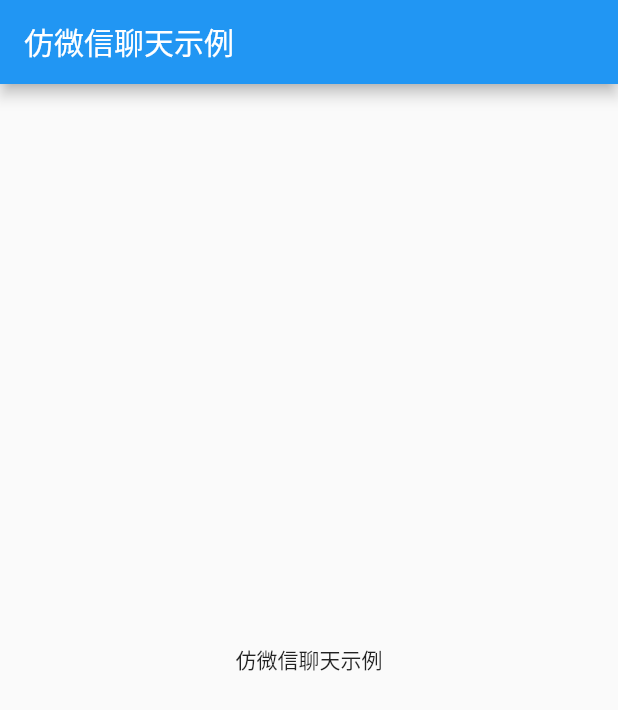
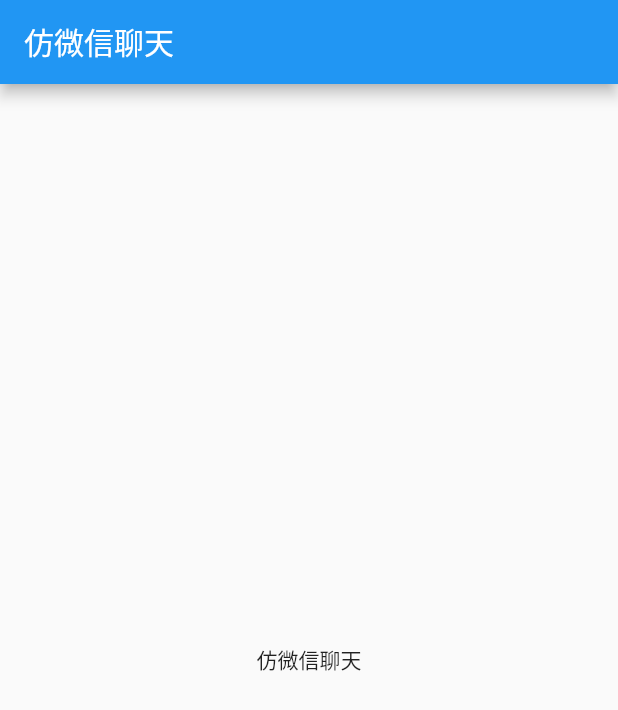
Before and after one commit to aaric/flutter_achieve, a Flutter app: the screen it shows after launch, on a phone screen of 412 x 824 dp. Shown: the top 710 px of the screen. Run offline on Flutter 3.47's test engine with Material 2 defaults, Android fonts, the light colour scheme and no system bars.

Commit message:
1.1.0 简单示例（二）

```diff
--- a/lib/main.dart
+++ b/lib/main.dart
@@ -4,7 +4,7 @@ void main() => runApp(MyApp());
 
 class MyApp extends StatelessWidget {
   // This widget is the root of your application.
-  var appName = '仿微信聊天示例';
+  var appName = '仿微信聊天';
 
   @override
   Widget build(BuildContext context) {
--- a/pubspec.yaml
+++ b/pubspec.yaml
@@ -23,6 +23,8 @@ dependencies:
   # The following adds the Cupertino Icons font to your application.
   # Use with the CupertinoIcons class for iOS style icons.
   cupertino_icons: ^0.1.2
+  flutter_webview_plugin: ^0.3.5
+  date_format: ^1.0.6
 
 dev_dependencies:
   flutter_test:
```
Also changed, not shown: pubspec.lock, 8 other files.
